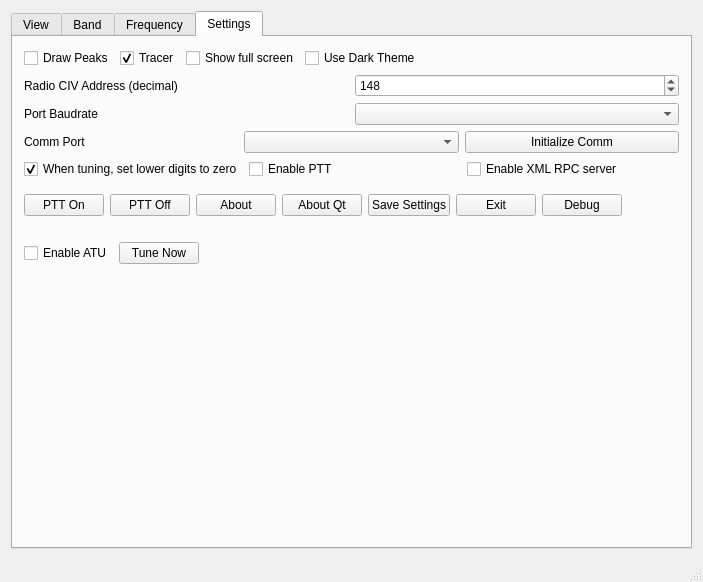
Qt form wfmain.ui (adecarolis/wfweb) before a commit.
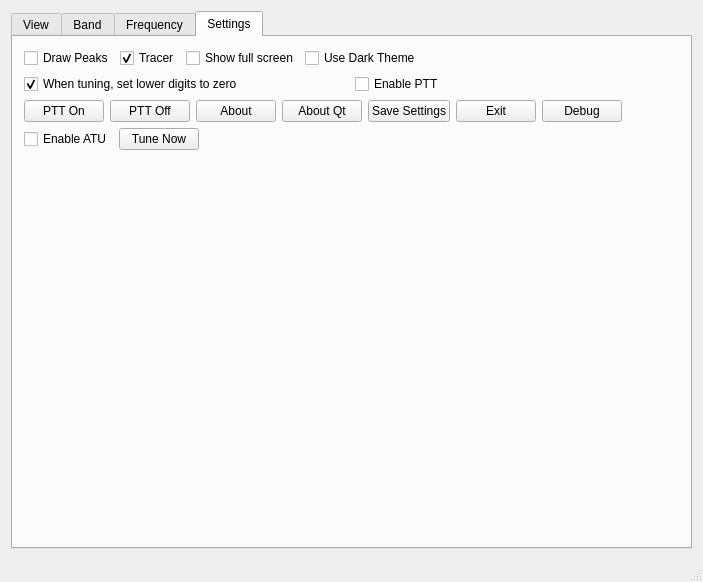
The same form after that commit. The open tabs and pages were chosen to show the change. Custom widgets are drawn as their Qt base class.

Commit message: UI cleanup and PTT, F5 functions.

```diff
--- a/wfmain.ui
+++ b/wfmain.ui
@@ -552,6 +552,13 @@
              </property>
             </widget>
            </item>
+           <item>
+            <widget class="QLabel" name="label">
+             <property name="text">
+              <string>Band Stack Selection:</string>
+             </property>
+            </widget>
+           </item>
            <item>
             <widget class="QComboBox" name="bandStkPopdown">
              <item>
@@ -1063,62 +1070,6 @@
           </item>
          </layout>
         </item>
-        <item>
-         <layout class="QHBoxLayout" name="horizontalLayout_5">
-          <item>
-           <widget class="QLabel" name="label">
-            <property name="text">
-             <string>Radio CIV Address (decimal)</string>
-            </property>
-           </widget>
-          </item>
-          <item>
-           <widget class="QSpinBox" name="civAddrSpin">
-            <property name="maximum">
-             <number>255</number>
-            </property>
-            <property name="value">
-             <number>148</number>
-            </property>
-           </widget>
-          </item>
-         </layout>
-        </item>
-        <item>
-         <layout class="QHBoxLayout" name="horizontalLayout_6">
-          <item>
-           <widget class="QLabel" name="label_4">
-            <property name="text">
-             <string>Port Baudrate</string>
-            </property>
-           </widget>
-          </item>
-          <item>
-           <widget class="QComboBox" name="baudRateDropdown"/>
-          </item>
-         </layout>
-        </item>
-        <item>
-         <layout class="QHBoxLayout" name="horizontalLayout_7">
-          <item>
-           <widget class="QLabel" name="label_5">
-            <property name="text">
-             <string>Comm Port</string>
-            </property>
-           </widget>
-          </item>
-          <item>
-           <widget class="QComboBox" name="commPortDrop"/>
-          </item>
-          <item>
-           <widget class="QPushButton" name="initCommBtn">
-            <property name="text">
-             <string>Initialize Comm</string>
-            </property>
-           </widget>
-          </item>
-         </layout>
-        </item>
         <item>
          <layout class="QHBoxLayout" name="horizontalLayout_14">
           <property name="topMargin">
@@ -1141,19 +1092,12 @@
             </property>
            </widget>
           </item>
-          <item>
-           <widget class="QCheckBox" name="enableXmlRpcChk">
-            <property name="text">
-             <string>Enable XML RPC server</string>
-            </property>
-           </widget>
-          </item>
          </layout>
         </item>
         <item>
          <layout class="QHBoxLayout" name="horizontalLayout_15">
           <property name="topMargin">
-           <number>9</number>
+           <number>0</number>
           </property>
           <item>
            <widget class="QPushButton" name="pttOnBtn">
@@ -1222,7 +1166,7 @@
         <item>
          <layout class="QHBoxLayout" name="horizontalLayout_16">
           <property name="topMargin">
-           <number>20</number>
+           <number>0</number>
           </property>
           <item>
            <widget class="QCheckBox" name="tuneEnableChk">
```
Left out of the diff: 31 changed lines with no effect on the pictures. The commit also changes 3 other files.
